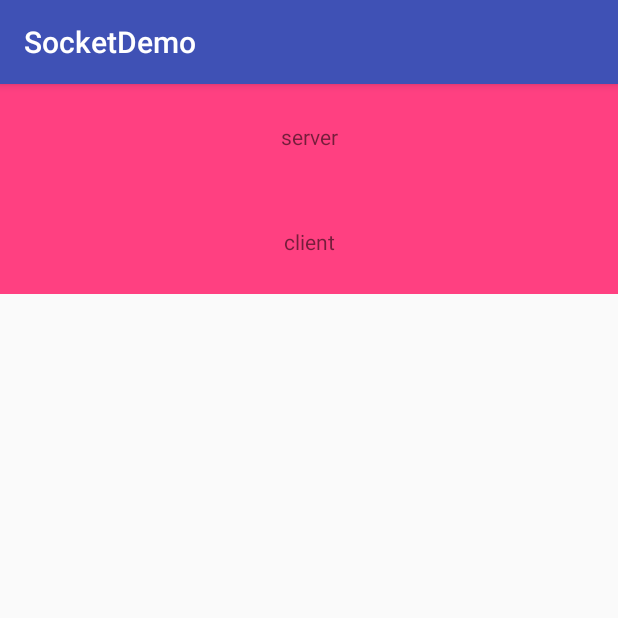
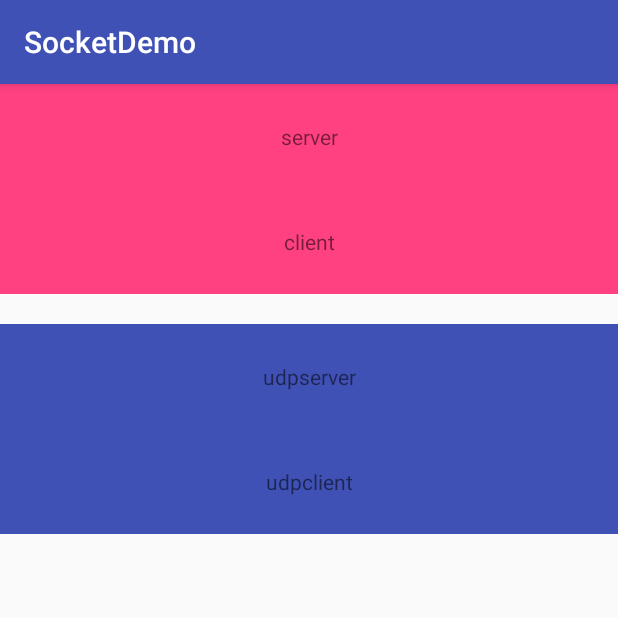
Before and after one commit to liujiyi/SocketDemo, an Android app: the screen it shows after launch (MainActivity), on a phone screen of 412 x 824 dp, the top half of it. Run offline under Robolectric (Android 15) with nearby library versions, the phone set to English and light mode, and no system bars.

Commit message:
增加udp通信（未完成）

```diff
--- a/app/src/main/res/layout/activity_main.xml
+++ b/app/src/main/res/layout/activity_main.xml
@@ -24,4 +24,23 @@
         android:onClick="client"
         />
 
+    <TextView
+        android:layout_width="match_parent"
+        android:layout_height="70dp"
+        android:layout_marginTop="20dp"
+        android:gravity="center"
+        android:background="@color/colorPrimary"
+        android:text="udpserver"
+        android:onClick="udpserver"
+        />
+
+    <TextView
+        android:layout_width="match_parent"
+        android:layout_height="70dp"
+        android:gravity="center"
+        android:background="@color/colorPrimary"
+        android:text="udpclient"
+        android:onClick="udpclient"
+        />
+
 </LinearLayout>
```
Also changed, not shown: app/src/main/java/com/example/dachui/socketdemo/MainActivity.java (+20 -0 lines), app/src/main/java/com/example/dachui/socketdemo/socket/SocketUdpClient.java (added, +69 -0 lines), app/src/main/java/com/example/dachui/socketdemo/socket/SocketUdpServer.java (added, +69 -0 lines).
